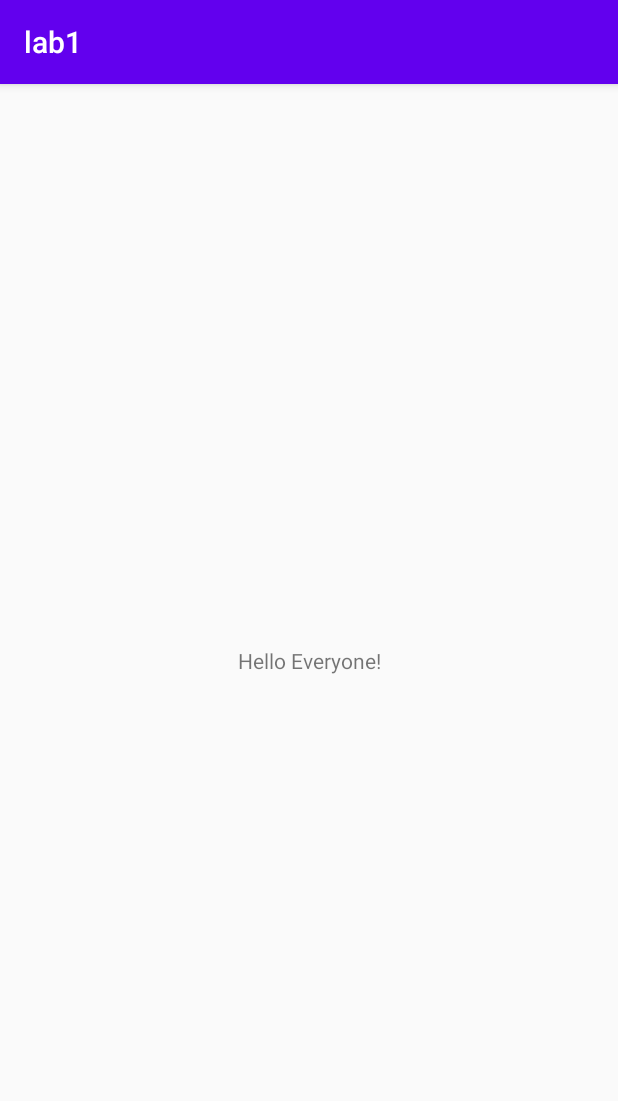
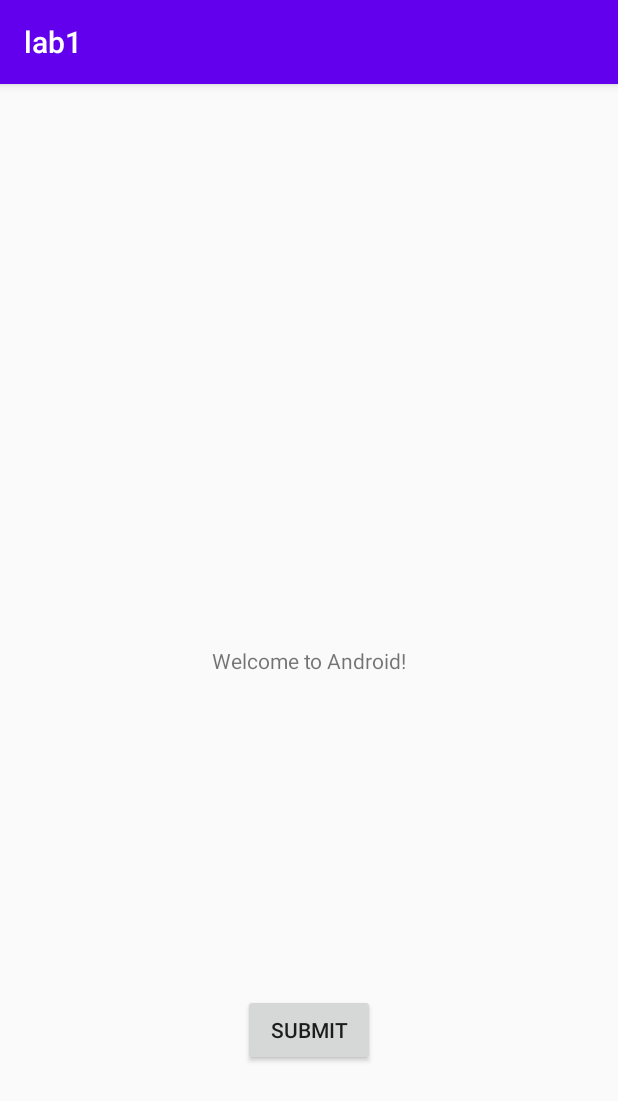
Before and after one commit to CS407-Fall-2021/lab1-pemkay, an Android app: the screen it shows after launch (LabActivity), on a phone screen of 412 x 824 dp. Shown: the top 1101 px of the screen. Run offline under Robolectric (Android 15) with nearby library versions, the phone set to English and light mode, and no system bars.

Commit message:
Completed Milestone 2

```diff
--- a/app/src/main/res/layout/activity_main.xml
+++ b/app/src/main/res/layout/activity_main.xml
@@ -7,12 +7,23 @@
     tools:context=".LabActivity">
 
     <TextView
+        android:id="@+id/textView"
         android:layout_width="wrap_content"
         android:layout_height="wrap_content"
-        android:text="Hello Everyone!"
+        android:text="Welcome to Android!"
         app:layout_constraintBottom_toBottomOf="parent"
         app:layout_constraintLeft_toLeftOf="parent"
         app:layout_constraintRight_toRightOf="parent"
         app:layout_constraintTop_toTopOf="parent" />
 
+    <Button
+        android:id="@+id/button"
+        android:layout_width="wrap_content"
+        android:layout_height="wrap_content"
+        android:layout_marginBottom="113dp"
+        android:text="Submit"
+        app:layout_constraintBottom_toBottomOf="parent"
+        app:layout_constraintEnd_toEndOf="parent"
+        app:layout_constraintStart_toStartOf="parent" />
+
 </androidx.constraintlayout.widget.ConstraintLayout>
```
